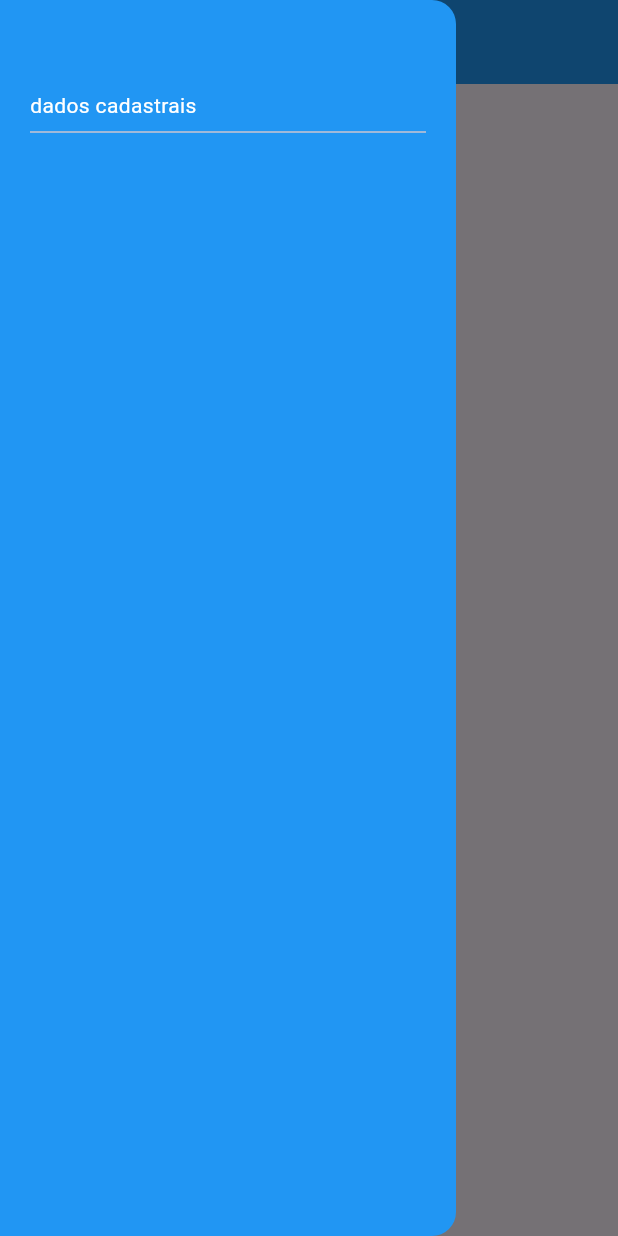
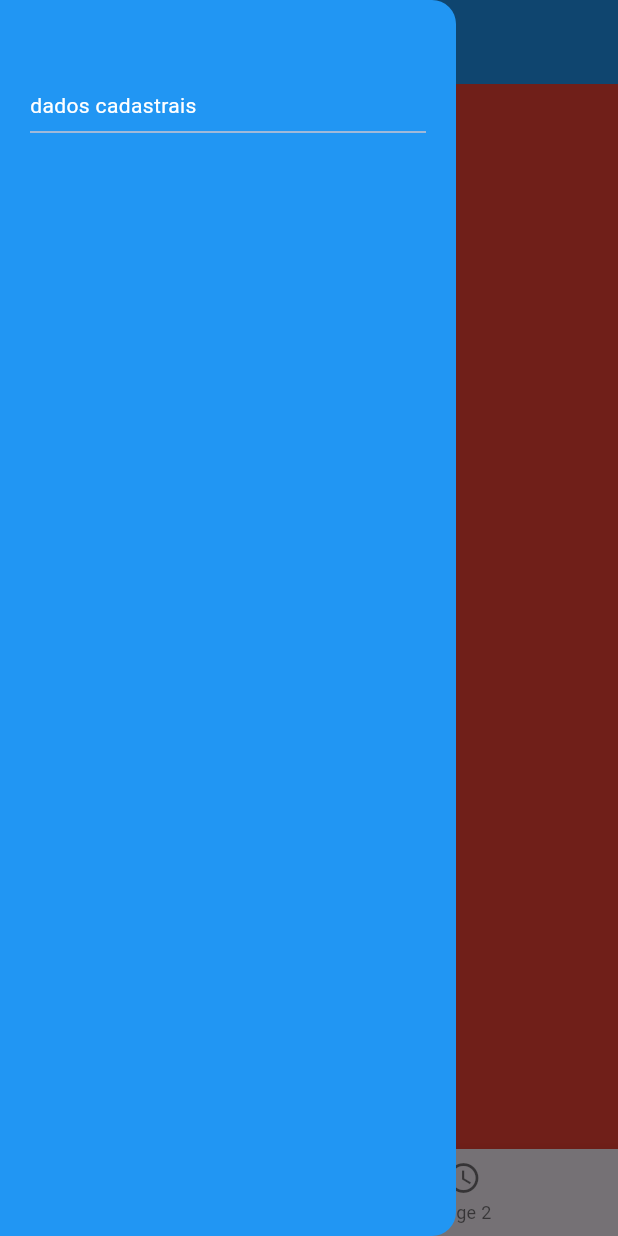
Before and after one commit to guilhermesquita/flutter-dio, a Flutter app: the HomePage screen opened directly, with the side drawer open, on a phone screen of 412 x 824 dp. Run offline on Flutter 3.47's test engine with Material 3 defaults, Android fonts, the phone set to English and light mode, and no system bars; network calls fail.

```diff
--- /dev/null
+++ b/lib/pages/container.dart
@@ -0,0 +1,15 @@
+import 'package:flutter/material.dart';
+
+class Component1 extends StatefulWidget {
+  const Component1({super.key});
+
+  @override
+  State<Component1> createState() => _Component1State();
+}
+
+class _Component1State extends State<Component1> {
+  @override
+  Widget build(BuildContext context) {
+    return Container(color: Colors.red);
+  }
+}
--- a/lib/pages/home_page.dart
+++ b/lib/pages/home_page.dart
@@ -1,3 +1,6 @@
+import 'package:diotutorial/pages/container.dart';
+import 'package:diotutorial/pages/container2.dart';
+import 'package:diotutorial/pages/register.dart';
 import 'package:flutter/material.dart';
 
 class HomePage extends StatefulWidget {
@@ -8,6 +11,9 @@ class HomePage extends StatefulWidget {
 }
 
 class _HomePageState extends State<HomePage> {
+  int positionPage = 0;
+  PageController pageController = PageController(initialPage: 0);
+
   @override
   Widget build(BuildContext context) {
     return SafeArea(
@@ -19,24 +25,73 @@ class _HomePageState extends State<HomePage> {
               )),
           backgroundColor: Colors.blue,
         ),
-      drawer: const Drawer(
+        drawer: Drawer(
           backgroundColor: Colors.blue,
           child: Padding(
-            padding: EdgeInsets.symmetric(vertical: 30, horizontal: 20),
+            padding: const EdgeInsets.symmetric(vertical: 30, horizontal: 20),
             child: Column(
               crossAxisAlignment: CrossAxisAlignment.start,
               children: [
-                SizedBox(
+                const SizedBox(
                   height: 30,
                 ),
-                Text(
+                InkWell(
+                  onTap: () => {
+                    Navigator.push(
+                      context,
+                      MaterialPageRoute(
+                        builder: (context) => Register(
+                          texto: 'sd',
+                          dados: ['cds'],
+                        ),
+                      ),
+                    )
+                  },
+                  child: const Text(
                     'dados cadastrais',
                     style: TextStyle(color: Colors.white),
+                  ),
                 ),
                 Divider()
               ],
             ),
-          )),
-    ));
+          ),
+        ),
+        body: Column(
+          children: [
+            Expanded(
+              child: PageView(
+                controller: pageController,
+                onPageChanged: (value) {
+                  setState(() {
+                    positionPage = value;
+                  });
+                },
+                children: const [
+                  Component1(),
+                  Component2(),
+                ],
+              ),
+            ),
+            BottomNavigationBar(
+              onTap: (value) {
+                pageController.jumpToPage(value);
+              },
+              currentIndex: positionPage,
+              items: const [
+                BottomNavigationBarItem(
+                  label: 'page 1',
+                  icon: Icon(Icons.home),
+                ),
+                BottomNavigationBarItem(
+                  label: 'page 2',
+                  icon: Icon(Icons.access_time_outlined),
+                )
+              ],
+            )
+          ],
+        ),
+      ),
+    );
   }
 }
```
Also changed, not shown: lib/pages/container2.dart (added, +17 -0 lines), lib/pages/register.dart (added, +53 -0 lines). Lines whose indentation alone changed are shown as unchanged.
